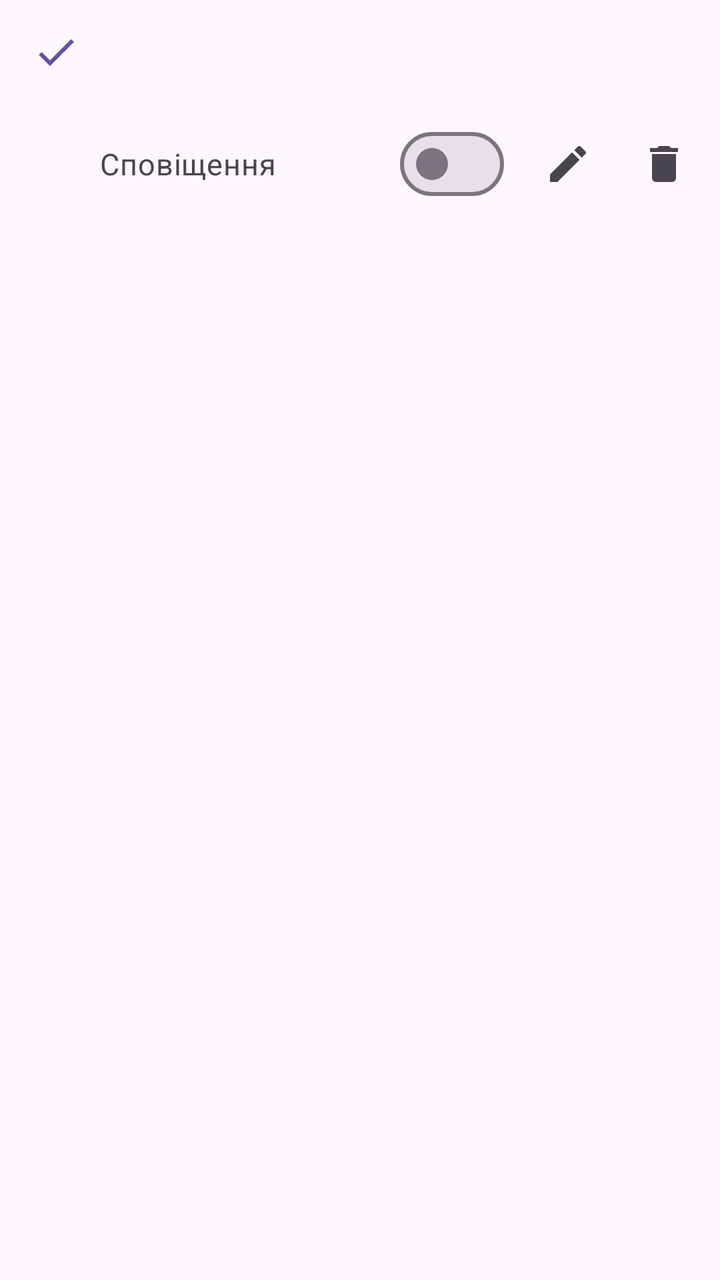
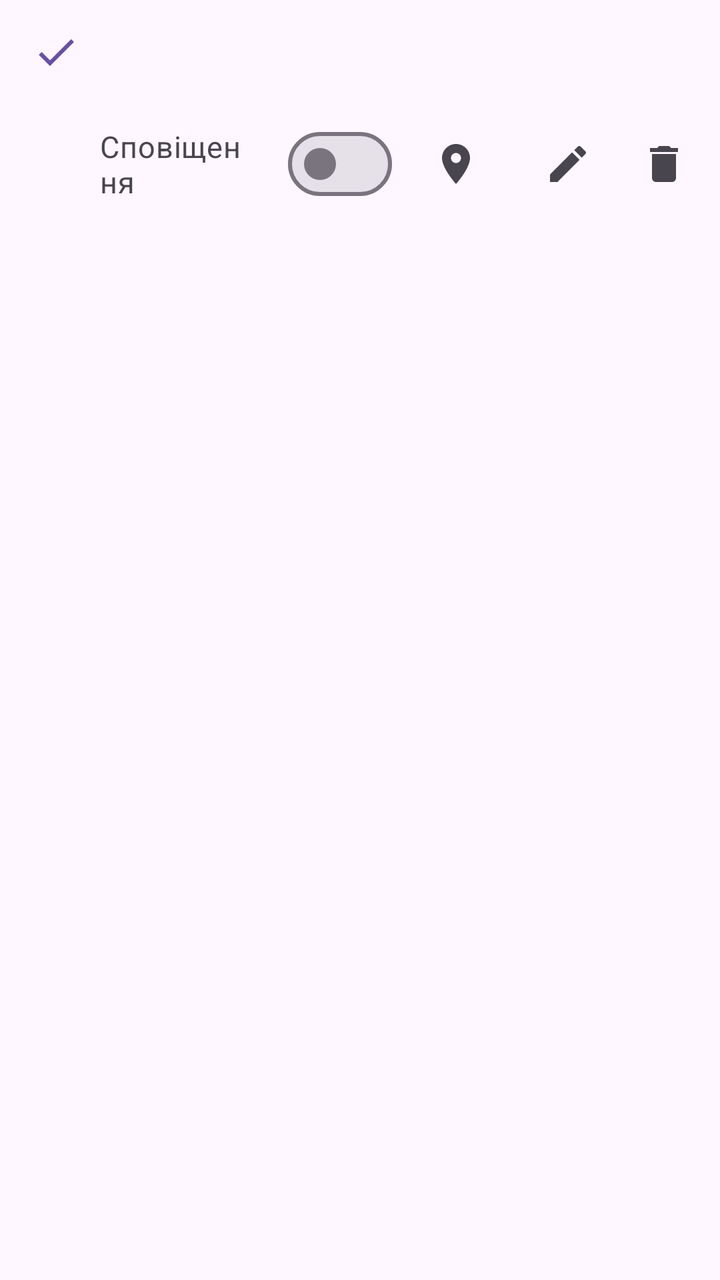

Two renders of the same Android screen: before a commit and after it. Below are the layout's source before the change and the commit's diff.
<!-- AndroidManifest.xml: application theme AppTheme -->
<!-- res/layout/item_address.xml -->
<?xml version="1.0" encoding="utf-8"?>
<LinearLayout xmlns:android="http://schemas.android.com/apk/res/android"
    android:layout_width="match_parent"
    android:layout_height="wrap_content"
    android:background="?attr/selectableItemBackground"
    android:orientation="vertical"
    android:paddingStart="16dp"
    android:paddingTop="12dp"
    android:paddingEnd="4dp"
    android:paddingBottom="4dp">

    
    <LinearLayout
        android:layout_width="match_parent"
        android:layout_height="wrap_content"
        android:orientation="horizontal">

        <ImageView
            android:id="@+id/a_check"
            android:layout_width="24dp"
            android:layout_height="24dp"
            android:layout_marginTop="2dp"
            android:layout_marginEnd="10dp"
            android:contentDescription="Показано на головному екрані"
            android:src="@drawable/ic_check"
            android:tint="?attr/colorPrimary" />

        <LinearLayout
            android:layout_width="0dp"
            android:layout_height="wrap_content"
            android:layout_marginEnd="12dp"
            android:layout_weight="1"
            android:orientation="vertical">

            <TextView
                android:id="@+id/a_title"
                android:layout_width="match_parent"
                android:layout_height="wrap_content"
                android:fontFamily="sans-serif-medium"
                android:textColor="?attr/colorOnSurface"
                android:textSize="19sp" />

            <TextView
                android:id="@+id/a_sub"
                android:layout_width="match_parent"
                android:layout_height="wrap_content"
                android:textColor="?attr/colorOnSurfaceVariant"
                android:textSize="15sp" />
        </LinearLayout>
    </LinearLayout>

    
    <LinearLayout
        android:layout_width="match_parent"
        android:layout_height="wrap_content"
        android:gravity="center_vertical"
        android:orientation="horizontal">

        <com.google.android.material.materialswitch.MaterialSwitch
            android:id="@+id/a_notify"
            android:layout_width="0dp"
            android:layout_height="wrap_content"
            android:layout_marginStart="34dp"
            android:layout_weight="1"
            android:minHeight="48dp"
            android:text="Сповіщення"
            android:textColor="?attr/colorOnSurfaceVariant"
            android:textSize="15sp" />

        <ImageButton
            android:id="@+id/a_edit"
            android:layout_width="48dp"
            android:layout_height="48dp"
            android:layout_marginStart="8dp"
            android:background="?attr/selectableItemBackgroundBorderless"
            android:contentDescription="Змінити назву"
            android:src="@drawable/ic_edit"
            android:tint="?attr/colorOnSurfaceVariant" />

        <ImageButton
            android:id="@+id/a_delete"
            android:layout_width="48dp"
            android:layout_height="48dp"
            android:background="?attr/selectableItemBackgroundBorderless"
            android:contentDescription="Видалити адресу"
            android:src="@drawable/ic_delete"
            android:tint="?attr/colorOnSurfaceVariant" />
    </LinearLayout>
</LinearLayout>
<!-- resources referenced by this layout -->
<resources>
  <!-- drawable ic_check (drawable) -->
  <?xml version="1.0" encoding="utf-8"?>
  <vector xmlns:android="http://schemas.android.com/apk/res/android"
      android:width="24dp"
      android:height="24dp"
      android:viewportWidth="24"
      android:viewportHeight="24">
      <path android:fillColor="#FF000000" android:pathData="M9,16.17L4.83,12l-1.42,1.41L9,19 21,7l-1.41,-1.41z" />
  </vector>
  <!-- drawable ic_delete (drawable) -->
  <?xml version="1.0" encoding="utf-8"?>
  <vector xmlns:android="http://schemas.android.com/apk/res/android"
      android:width="24dp"
      android:height="24dp"
      android:viewportWidth="24"
      android:viewportHeight="24">
      <path android:fillColor="#FF000000" android:pathData="M6,19c0,1.1 0.9,2 2,2h8c1.1,0 2,-0.9 2,-2V7H6v12zM19,4h-3.5l-1,-1h-5l-1,1H5v2h14V4z" />
  </vector>
  <!-- drawable ic_edit (drawable) -->
  <?xml version="1.0" encoding="utf-8"?>
  <vector xmlns:android="http://schemas.android.com/apk/res/android"
      android:width="24dp"
      android:height="24dp"
      android:viewportWidth="24"
      android:viewportHeight="24">
      <path android:fillColor="#FF000000" android:pathData="M3,17.25V21h3.75L17.81,9.94l-3.75,-3.75L3,17.25zM20.71,7.04c0.39,-0.39 0.39,-1.02 0,-1.41l-2.34,-2.34c-0.39,-0.39 -1.02,-0.39 -1.41,0l-1.83,1.83 3.75,3.75 1.83,-1.83z" />
  </vector>
  <style name="AppTheme" parent="Theme.Material3.DayNight.NoActionBar">
          <item name="android:statusBarColor">?attr/colorSurface</item>
          <item name="android:windowLightStatusBar">@bool/light_bars</item>
      </style>
</resources>

<!-- the commit's change to res/layout/item_address.xml (unified diff, before → after) -->
@@ -68,6 +68,16 @@
             android:textSize="15sp" />
 
         <ImageButton
+            android:id="@+id/a_change"
+            android:layout_width="48dp"
+            android:layout_height="48dp"
+            android:layout_marginStart="8dp"
+            android:background="?attr/selectableItemBackgroundBorderless"
+            android:contentDescription="Змінити адресу"
+            android:src="@drawable/ic_place"
+            android:tint="?attr/colorOnSurfaceVariant" />
+
+        <ImageButton
             android:id="@+id/a_edit"
             android:layout_width="48dp"
             android:layout_height="48dp"
<!-- resource entries referenced after the edit -->
@@ -27,6 +27,15 @@
       android:viewportHeight="24">
       <path android:fillColor="#FF000000" android:pathData="M3,17.25V21h3.75L17.81,9.94l-3.75,-3.75L3,17.25zM20.71,7.04c0.39,-0.39 0.39,-1.02 0,-1.41l-2.34,-2.34c-0.39,-0.39 -1.02,-0.39 -1.41,0l-1.83,1.83 3.75,3.75 1.83,-1.83z" />
   </vector>
+  <!-- drawable ic_place (drawable) -->
+  <?xml version="1.0" encoding="utf-8"?>
+  <vector xmlns:android="http://schemas.android.com/apk/res/android"
+      android:width="24dp"
+      android:height="24dp"
+      android:viewportWidth="24"
+      android:viewportHeight="24">
+      <path android:fillColor="#FF000000" android:pathData="M12,2C8.13,2 5,5.13 5,9c0,5.25 7,13 7,13s7,-7.75 7,-13c0,-3.87 -3.13,-7 -7,-7zM12,11.5c-1.38,0 -2.5,-1.12 -2.5,-2.5s1.12,-2.5 2.5,-2.5 2.5,1.12 2.5,2.5 -1.12,2.5 -2.5,2.5z" />
+  </vector>
   <style name="AppTheme" parent="Theme.Material3.DayNight.NoActionBar">
           <item name="android:statusBarColor">?attr/colorSurface</item>
           <item name="android:windowLightStatusBar">@bool/light_bars</item>
